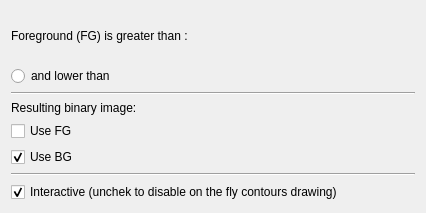
First picture: the form in vv/qt_ui/vvToolBinarize.ui, repository open-vv/vv, before the edit.
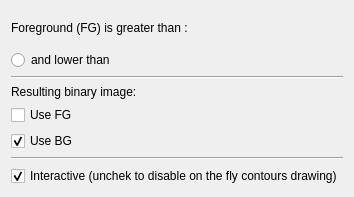
Second picture: the form after the edit. Custom widgets are drawn as their Qt base class.

```diff
--- a/vv/qt_ui/vvToolBinarize.ui
+++ b/vv/qt_ui/vvToolBinarize.ui
@@ -6,8 +6,8 @@
    <rect>
     <x>0</x>
     <y>0</y>
-    <width>426</width>
-    <height>213</height>
+    <width>314</width>
+    <height>197</height>
    </rect>
   </property>
   <property name="windowTitle">
```
